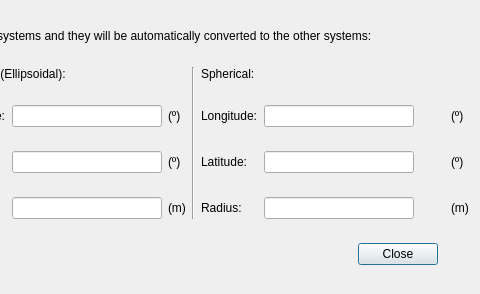
Above: GUI/coord_converter.ui from valgur/gLAB before the change; both pictures show x 269 to 749 and y 0 to 294 of the 749 by 294 pixel window. Below: the same form after it.
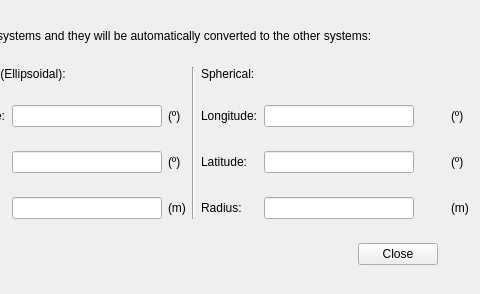
That is the form after the change.

Diff of the .ui file:
```diff
--- a/GUI/coord_converter.ui
+++ b/GUI/coord_converter.ui
@@ -411,8 +411,8 @@
        <verstretch>0</verstretch>
       </sizepolicy>
      </property>
-     <property name="styleSheet">
-      <string notr="true">color: rgb(0, 0, 0);</string>
+     <property name="focusPolicy">
+      <enum>Qt::NoFocus</enum>
      </property>
      <property name="text">
       <string>Close</string>
```
Left out of the diff: 31 changed lines with no effect on the pictures.
